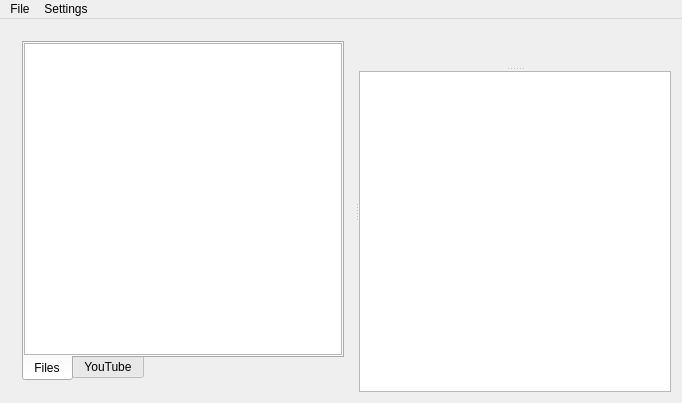
First picture: the form in partyplayer/mainwindow.ui, repository ABuus/partyplayer, before the edit.
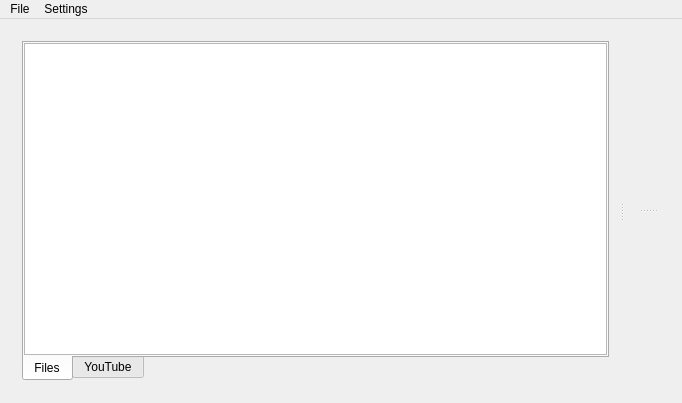
Second picture: the form after the edit. Custom widgets are drawn as their Qt base class.

What changed in the file:
```diff
--- a/partyplayer/mainwindow.ui
+++ b/partyplayer/mainwindow.ui
@@ -125,25 +125,8 @@
        <widget class="QWidget" name="gridLayoutWidget">
         <layout class="QGridLayout" name="videoContainer"/>
        </widget>
-       <widget class="PlaylistView" name="playlistView">
-        <property name="editTriggers">
-         <set>QAbstractItemView::NoEditTriggers</set>
-        </property>
-        <property name="selectionMode">
-         <enum>QAbstractItemView::SingleSelection</enum>
-        </property>
-        <property name="selectionBehavior">
-         <enum>QAbstractItemView::SelectRows</enum>
-        </property>
-        <property name="showGrid">
-         <bool>false</bool>
-        </property>
-        <property name="gridStyle">
-         <enum>Qt::NoPen</enum>
-        </property>
-        <attribute name="verticalHeaderVisible">
-         <bool>false</bool>
-        </attribute>
+       <widget class="QWidget" name="gridLayoutWidget_2">
+        <layout class="QGridLayout" name="playlistContainer"/>
        </widget>
       </widget>
      </widget>
@@ -240,11 +223,6 @@
    <extends>QListView</extends>
    <header>searchview.h</header>
   </customwidget>
-  <customwidget>
-   <class>PlaylistView</class>
-   <extends>QTableView</extends>
-   <header>playlistview.h</header>
-  </customwidget>
  </customwidgets>
  <resources>
   <include location="mainwindow.qrc"/>
```
Left out of the diff: 4 changed lines with no effect on the pictures.
